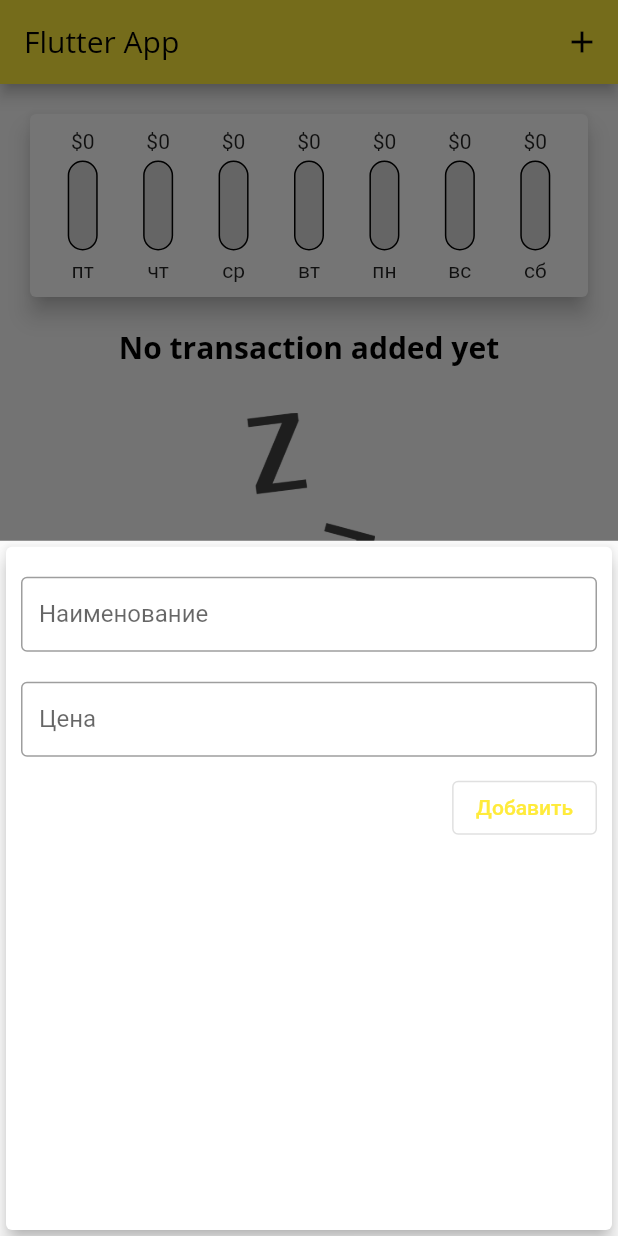
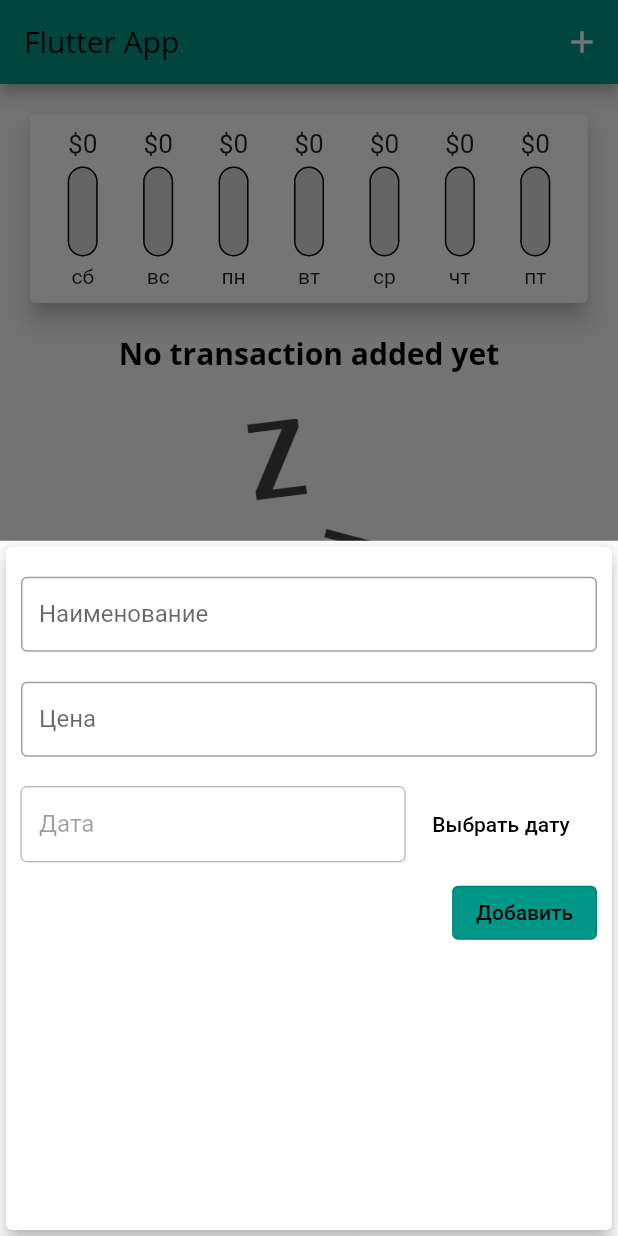
Before and after one commit to Teosa/expense_planner, a Flutter app: the screen it shows after launch, after a tap on the "add" icon, on a phone screen of 412 x 824 dp. Run offline on Flutter 3.47's test engine with Material 2 defaults, Android fonts, the phone set to English and light mode, and no system bars.

```diff
--- a/lib/main.dart
+++ b/lib/main.dart
@@ -17,15 +17,19 @@ class MyApp extends StatelessWidget {
     return MaterialApp(
       title: 'Flutter Demo',
       theme: ThemeData(
-        primarySwatch: Colors.yellow,
+        primarySwatch: Colors.teal,
         accentColor: Colors.deepOrange,
         fontFamily: "Quicksand",
         textTheme: ThemeData.light().textTheme.copyWith(
-            title: TextStyle(
-                fontFamily: "OpenSans",
-                fontSize: 20,
+              title: TextStyle(
+                  fontFamily: "OpenSans",
+                  fontSize: 20,
+                  color: Colors.black,
+                  fontWeight: FontWeight.bold),
+              button: TextStyle(
                 color: Colors.black,
-                fontWeight: FontWeight.bold)),
+              ),
+            ),
         appBarTheme: AppBarTheme(
             textTheme: ThemeData.light().textTheme.copyWith(
                 title: TextStyle(
@@ -46,14 +50,20 @@ class MyHomePage extends StatefulWidget {
 class _MyHomePageState extends State<MyHomePage> {
   final List<Transaction> _transactions = [];
 
-  void _addRecord(String title, double amount) {
+  void _addRecord(String title, double amount, DateTime date) {
     setState(() => _transactions.insert(
         0,
         Transaction(
             id: _transactions.length + 1,
             title: title,
             amount: amount,
-            date: DateTime.now())));
+            date: date
+        )));
+  }
+
+  void _removeRecord(Transaction transaction) {
+    //_transactions.removeWhere((element) => false);
+    setState(() => _transactions.remove(transaction));
   }
 
   void _showForm(BuildContext buildContext) {
@@ -91,7 +101,7 @@ class _MyHomePageState extends State<MyHomePage> {
         child: Column(
           children: <Widget>[
             Chart(_recentTransactions),
-            TransactionsListWidget(_transactions),
+            TransactionsListWidget(_transactions, _removeRecord),
           ],
         ),
       ),
--- a/lib/widgets/add_transaction.dart
+++ b/lib/widgets/add_transaction.dart
@@ -1,4 +1,5 @@
 import 'package:flutter/material.dart';
+import 'package:intl/intl.dart';
 
 class AddTransactionWidget extends StatefulWidget {
   final Function _addRecord;
@@ -11,26 +12,42 @@ class AddTransactionWidget extends StatefulWidget {
 
 class _AddTransactionWidgetState extends State<AddTransactionWidget> {
   final _titleController = TextEditingController();
-
   final _amountController = TextEditingController();
+  final _dateController = TextEditingController();
+  DateTime _selectedDate;
 
   void _prepareAndAddRecord() {
     final title = _titleController.text;
     final amountText = _amountController.text;
+    final date = _dateController.text;
 
-    if(title.isEmpty || amountText.isEmpty) {
+    if (title.isEmpty || amountText.isEmpty || date.isEmpty) {
       return;
     }
 
-    final amount =  double.parse(amountText);
+    final amount = double.parse(amountText);
 
-    if(amount <= 0) {
+    if (amount <= 0) {
       return;
     }
 
-    widget._addRecord(title, amount);
+    widget._addRecord(title, amount, _selectedDate);
 
     Navigator.of(context).pop();
+  }
+
+  void _showDatePicker() {
+    showDatePicker(
+      context: context,
+      initialDate: DateTime.now(),
+      firstDate: DateTime(1990),
+      lastDate: DateTime.now(),
+    ).then((value) {
+      if(value != null) {
+        _selectedDate = value;
+        _dateController.text = DateFormat.yMMMMd("ru").format(value);
+      }
+    });
   }
 
   @override
@@ -51,6 +68,7 @@ class _AddTransactionWidgetState extends State<AddTransactionWidget> {
               inputType: TextInputType.number,
               onSubmit: _prepareAndAddRecord,
             ),
+            _DateField(_showDatePicker, _dateController),
             _AddTransactionButton(_prepareAndAddRecord),
           ],
           crossAxisAlignment: CrossAxisAlignment.end,
@@ -97,7 +115,52 @@ class _AddTransactionButton extends StatelessWidget {
   Widget build(BuildContext context) {
     return OutlinedButton(
       child: Text("Добавить"),
+      style: OutlinedButton.styleFrom(
+        backgroundColor: Theme.of(context).primaryColor,
+        primary: Theme.of(context).textTheme.button.color,
+      ),
       onPressed: _addRecord,
     );
   }
 }
+
+class _DateField extends StatelessWidget {
+  final Function _showDatePicker;
+  final TextEditingController _dateController;
+
+  _DateField(this._showDatePicker, this._dateController);
+
+  @override
+  Widget build(BuildContext context) {
+    return Container(
+      height: 50,
+      margin: EdgeInsets.symmetric(vertical: 10),
+      child: Row(
+        children: [
+          Flexible(
+            fit: FlexFit.tight,
+            flex: 2,
+            child: TextField(
+              controller: _dateController,
+              enabled: false,
+              decoration: InputDecoration(
+                border: OutlineInputBorder(),
+                labelText: "Дата",
+              ),
+            ),
+          ),
+          Flexible(
+            fit: FlexFit.tight,
+            flex: 1,
+            child: TextButton(
+              onPressed: _showDatePicker,
+              child: Text("Выбрать дату"),
+              style: TextButton.styleFrom(
+                  primary: Theme.of(context).textTheme.button.color),
+            ),
+          )
+        ],
+      ),
+    );
+  }
+}
--- a/lib/widgets/chart.dart
+++ b/lib/widgets/chart.dart
@@ -26,7 +26,8 @@ class Chart extends StatelessWidget {
       }
 
       return ChartRecord(DateFormat.E().format(weekDay), totalSum);
-    });
+    })
+    .reversed.toList();
   }
 
   double get _overallSum {
@@ -48,7 +49,6 @@ class Chart extends StatelessWidget {
       width: double.infinity,
       child: Card(
           elevation: 6,
-          //color: Colors.orange,
           margin: EdgeInsets.all(20),
           child: Container(
             padding: EdgeInsets.all(10),
--- a/lib/widgets/chart_bar.dart
+++ b/lib/widgets/chart_bar.dart
@@ -13,8 +13,11 @@ class ChartBar extends StatelessWidget {
     return Container(
       child: Column(
         children: [
-          FittedBox(
-            child: Text("\$${_record.amount.toStringAsFixed(0)}"),
+          Container(
+            height: 20,
+            child: FittedBox(
+              child: Text("\$${_record.amount.toStringAsFixed(0)}"),
+            ),
           ),
           SizedBox(
             height: 5,
@@ -33,9 +36,10 @@ class ChartBar extends StatelessWidget {
                 ),
                 FractionallySizedBox(
                   heightFactor: _percent * 0.01,
-                  widthFactor: 0.9,
+                  widthFactor: 1,
                   alignment: Alignment.bottomCenter,
                   child: Container(
+                    alignment: Alignment.bottomCenter,
                     decoration: BoxDecoration(
                       color: Colors.green,
                       borderRadius: BorderRadius.circular(20),
```
Also changed, not shown: lib/widgets/amount.dart (deleted, +0 -25 lines), lib/widgets/title_and_date_column.dart (deleted, +0 -49 lines), lib/widgets/transactions_list.dart (+44 -16 lines).
